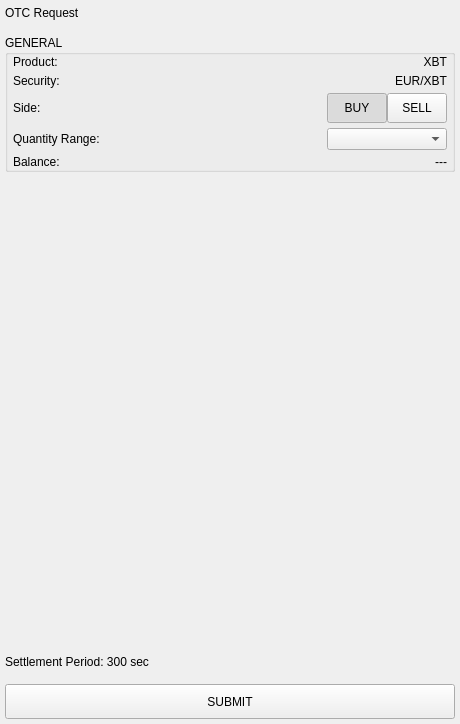
This is BlockSettleUILib/CreateOTCRequestWidget.ui in BlockSettle/terminal as Qt 5 draws it before an edit. The edited form follows.
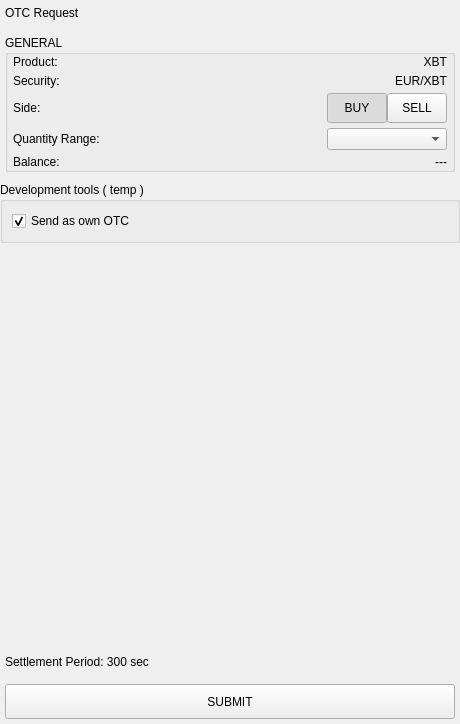
This is the edited form.

```diff
--- a/BlockSettleUILib/CreateOTCRequestWidget.ui
+++ b/BlockSettleUILib/CreateOTCRequestWidget.ui
@@ -412,6 +412,25 @@
      </layout>
     </widget>
    </item>
+   <item>
+    <widget class="QGroupBox" name="groupBoxDevTools">
+     <property name="title">
+      <string>Development tools ( temp )</string>
+     </property>
+     <layout class="QVBoxLayout" name="verticalLayout_4">
+      <item>
+       <widget class="QCheckBox" name="checkBoxSendAsOwn">
+        <property name="text">
+         <string>Send as own OTC</string>
+        </property>
+        <property name="checked">
+         <bool>true</bool>
+        </property>
+       </widget>
+      </item>
+     </layout>
+    </widget>
+   </item>
    <item>
     <spacer name="verticalSpacer">
      <property name="orientation">
```
Left out of the diff: 4 changed lines with no effect on the pictures.
